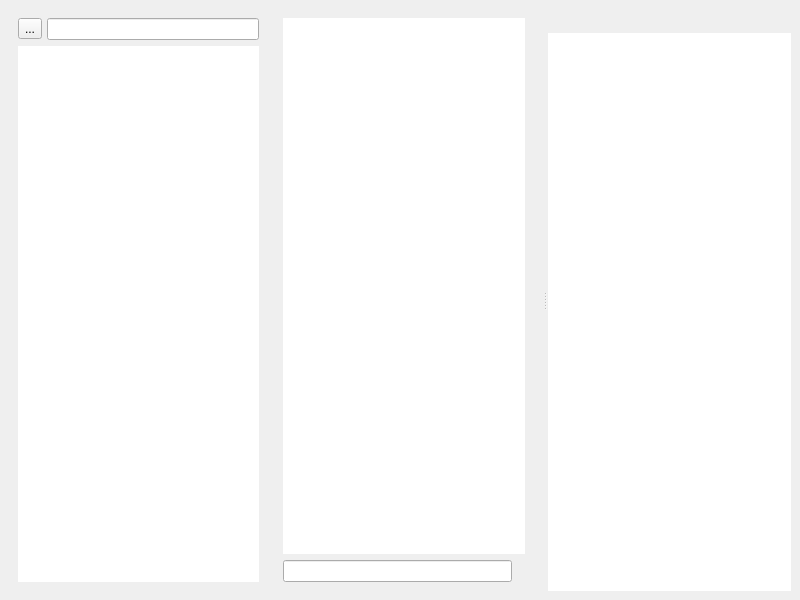
Old version of the form mainwindow.ui in the repository AngryFender/Remini.
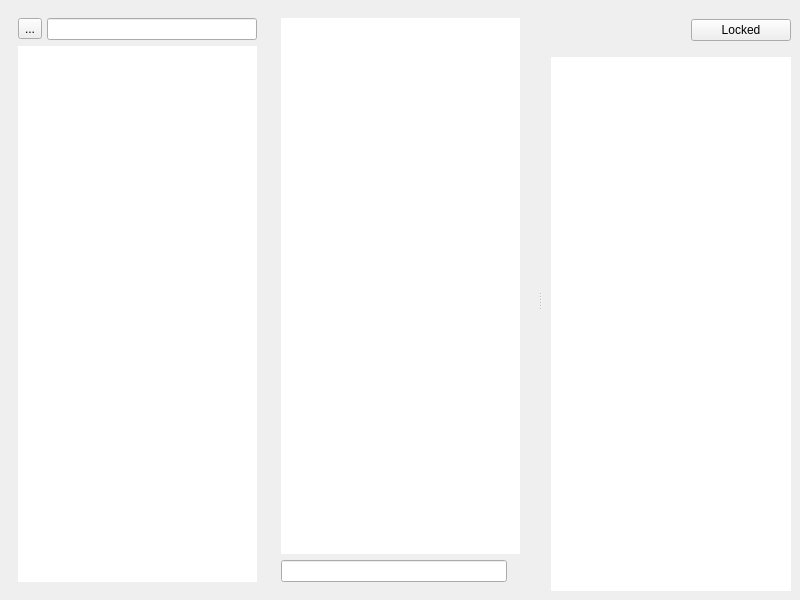
New version of the form. Custom widgets are drawn as their Qt base class.

Commit message: Github Issue #218: Added a button to lock or unlock the file for text edit

The edit to the form file:
```diff
--- a/mainwindow.ui
+++ b/mainwindow.ui
@@ -228,13 +228,12 @@
        </layout>
       </widget>
       <widget class="QFrame" name="uiRightPane">
-       <layout class="QVBoxLayout" name="verticalLayout">
+       <layout class="QVBoxLayout" name="verticalLayout_4">
+        <item>
+         <layout class="QHBoxLayout" name="horizontalLayout_4">
         <property name="spacing">
          <number>0</number>
         </property>
-        <property name="leftMargin">
-         <number>1</number>
-        </property>
         <item>
          <widget class="QLabel" name="uiTitle">
           <property name="sizePolicy">
@@ -243,6 +242,18 @@
             <verstretch>0</verstretch>
            </sizepolicy>
           </property>
+            <property name="minimumSize">
+             <size>
+              <width>0</width>
+              <height>0</height>
+             </size>
+            </property>
+            <property name="maximumSize">
+             <size>
+              <width>16777215</width>
+              <height>200</height>
+             </size>
+            </property>
           <property name="autoFillBackground">
            <bool>false</bool>
           </property>
@@ -262,6 +273,57 @@
            <string/>
           </property>
          </widget>
+          </item>
+          <item>
+           <layout class="QVBoxLayout" name="verticalLayout">
+            <item>
+             <spacer name="verticalSpacer">
+              <property name="orientation">
+               <enum>Qt::Vertical</enum>
+              </property>
+              <property name="sizeType">
+               <enum>QSizePolicy::Minimum</enum>
+              </property>
+              <property name="sizeHint" stdset="0">
+               <size>
+                <width>20</width>
+                <height>10</height>
+               </size>
+              </property>
+             </spacer>
+            </item>
+            <item>
+             <widget class="QPushButton" name="BtnReadOnly">
+              <property name="maximumSize">
+               <size>
+                <width>100</width>
+                <height>30</height>
+               </size>
+              </property>
+              <property name="text">
+               <string>Locked</string>
+              </property>
+             </widget>
+            </item>
+            <item>
+             <spacer name="verticalSpacer_2">
+              <property name="orientation">
+               <enum>Qt::Vertical</enum>
+              </property>
+              <property name="sizeType">
+               <enum>QSizePolicy::Minimum</enum>
+              </property>
+              <property name="sizeHint" stdset="0">
+               <size>
+                <width>20</width>
+                <height>10</height>
+               </size>
+              </property>
+             </spacer>
+            </item>
+           </layout>
+          </item>
+         </layout>
         </item>
         <item>
          <widget class="MkEdit" name="uiTextView">
```
Lines whose indentation alone changed are shown as unchanged.
